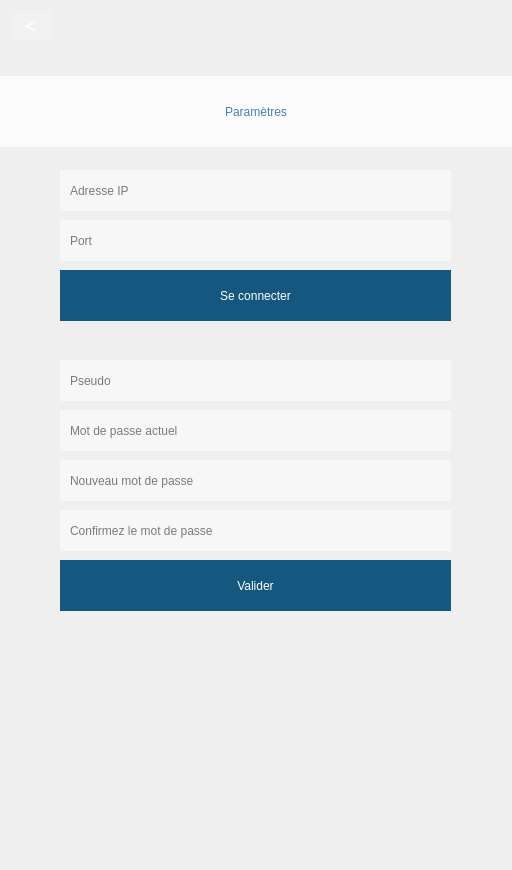
First picture: the form in Babel/client/forms/BabelSetting.ui, repository gvsurenderreddy/Babel-VOIP, before the edit.
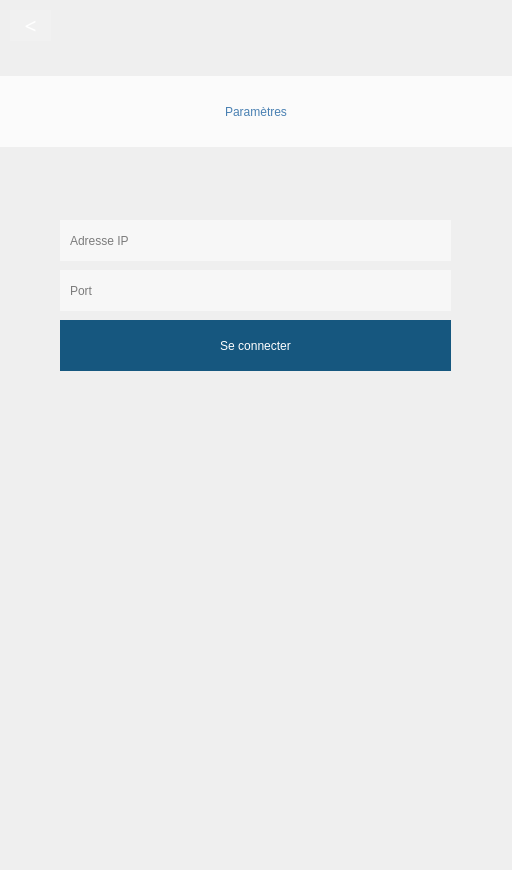
Second picture: the form after the edit. Icons and pictures are not drawn.

```diff
--- a/Babel/client/forms/BabelSetting.ui
+++ b/Babel/client/forms/BabelSetting.ui
@@ -70,124 +70,11 @@
     <set>Qt::AlignCenter</set>
    </property>
   </widget>
-  <widget class="QLineEdit" name="pseudoEdit">
-   <property name="geometry">
-    <rect>
-     <x>60</x>
-     <y>360</y>
-     <width>391</width>
-     <height>41</height>
-    </rect>
-   </property>
-   <property name="styleSheet">
-    <string notr="true">background: none;
-border: none;
-background-color: rgba(255, 255, 255, 128);
-color: rgb(0, 0, 0);
-font: 10pt &quot;Verdana&quot;;
-padding: 8px;
-
-      </string>
-   </property>
-   <property name="placeholderText">
-    <string>Pseudo</string>
-   </property>
-  </widget>
-  <widget class="QLineEdit" name="pwdEdit1">
-   <property name="geometry">
-    <rect>
-     <x>60</x>
-     <y>410</y>
-     <width>391</width>
-     <height>41</height>
-    </rect>
-   </property>
-   <property name="styleSheet">
-    <string notr="true">background: none;
-border: none;
-background-color: rgba(255, 255, 255, 128);
-color: #000;
-font: 10pt &quot;Verdana&quot;;
-lineedit-password-character: 9679;
-padding: 8px;
-      </string>
-   </property>
-   <property name="placeholderText">
-    <string>Mot de passe actuel</string>
-   </property>
-  </widget>
-  <widget class="QLineEdit" name="pwdEdit2">
-   <property name="geometry">
-    <rect>
-     <x>60</x>
-     <y>460</y>
-     <width>391</width>
-     <height>41</height>
-    </rect>
-   </property>
-   <property name="styleSheet">
-    <string notr="true">background: none;
-border: none;
-background-color: rgba(255, 255, 255, 128);
-color: #000;
-font: 10pt &quot;Verdana&quot;;
-lineedit-password-character: 9679;
-padding: 8px;
-      </string>
-   </property>
-   <property name="placeholderText">
-    <string>Nouveau mot de passe</string>
-   </property>
-  </widget>
-  <widget class="QPushButton" name="ok">
-   <property name="geometry">
-    <rect>
-     <x>60</x>
-     <y>560</y>
-     <width>391</width>
-     <height>51</height>
-    </rect>
-   </property>
-   <property name="styleSheet">
-    <string notr="true">background: none;
-background-color: rgb(22, 87, 127);
-color: rgb(255, 255, 255);
-font: 12pt &quot;Verdana&quot;;
-border-style: outset;
-      </string>
-   </property>
-   <property name="text">
-    <string>Valider</string>
-   </property>
-  </widget>
-  <widget class="QLineEdit" name="pwdEdit3">
-   <property name="geometry">
-    <rect>
-     <x>60</x>
-     <y>510</y>
-     <width>391</width>
-     <height>41</height>
-    </rect>
-   </property>
-   <property name="styleSheet">
-    <string notr="true">background: none;
-border: none;
-background-color: rgba(255, 255, 255, 128);
-color: #000;
-font: 10pt &quot;Verdana&quot;;
-lineedit-password-character: 9679;
-padding: 8px;
-      </string>
-   </property>
-   <property name="placeholderText">
-    <string>Confirmez le mot de passe</string>
-   </property>
-  </widget>
   <widget class="QLineEdit" name="addrEdit">
    <property name="geometry">
     <rect>
      <x>60</x>
-     <y>170</y>
+     <y>220</y>
      <width>391</width>
      <height>41</height>
     </rect>
@@ -210,7 +97,7 @@
    <property name="geometry">
     <rect>
      <x>60</x>
-     <y>220</y>
+     <y>270</y>
      <width>391</width>
      <height>41</height>
     </rect>
@@ -233,7 +120,7 @@
    <property name="geometry">
     <rect>
      <x>60</x>
-     <y>270</y>
+     <y>320</y>
      <width>391</width>
      <height>51</height>
     </rect>
```
Left out of the diff: 5 changed lines with no effect on the pictures.
